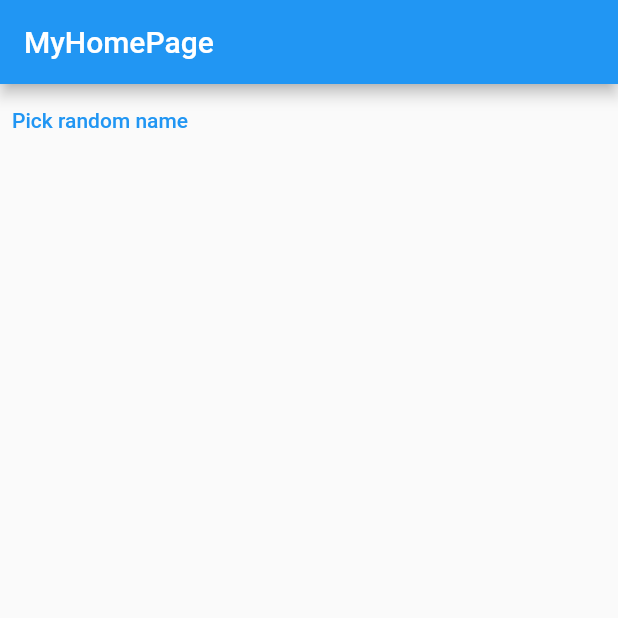
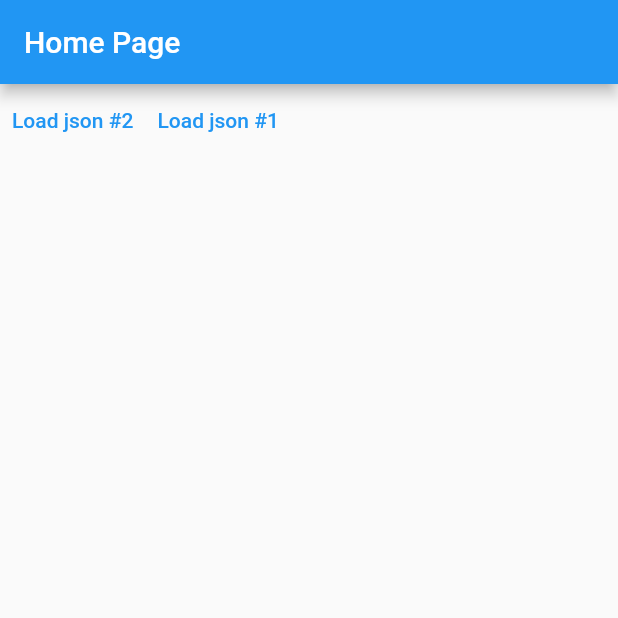
Before and after one commit to vishalkk/flutter_bloc_practice, a Flutter app: the screen it shows after launch, on a phone screen of 412 x 824 dp, the top half of it. Run offline on Flutter 3.47's test engine with Material 2 defaults, Android fonts, the light colour scheme and no system bars; our stand-ins replace bloc, flutter_bloc.

Commit message:
sample bloc example complete

```diff
--- a/lib/main.dart
+++ b/lib/main.dart
@@ -1,85 +1,176 @@
+import 'dart:convert';
+import 'dart:io';
+
+import 'package:bloc/bloc.dart';
 import 'package:flutter/material.dart';
-import 'package:bloc/bloc.dart';
-import 'dart:math' as math show Random;
+import 'package:flutter_bloc/flutter_bloc.dart';
 
 void main() {
   runApp(MaterialApp(
     title: "Flutter demo",
     theme: ThemeData(primarySwatch: Colors.blue),
-    home: const MyHomePage(),
+    home: BlocProvider(create: (_) => PersonBloc(), child: const MyHomePage()),
   ));
 }
 
-const names = ['Vishal', 'Krishna', 'Kajale'];
-
-//get a random element from any iterable
-extension RandomElement<T> on Iterable<T> {
-  T getRandomElement() => elementAt(math.Random().nextInt(length));
+//Event class for bloc
+@immutable
+abstract class LoadAction {
+  const LoadAction();
 }
 
-//creating a cubit that get random name from list
-class NamesCubit extends Cubit<String?> {
-  NamesCubit() : super(null);
-
-//[emit] produce the state
-  void pickRandomName() => emit(names.getRandomElement());
+//first event
+@immutable
+class LoadPersonsAction implements LoadAction {
+  final PersonUrl url;
+  const LoadPersonsAction({required this.url}) : super();
 }
 
-class MyHomePage extends StatefulWidget {
-  const MyHomePage({Key? key}) : super(key: key);
+//defining url
+enum PersonUrl {
+  persons2,
+  persons1,
+}
+
+extension UrlString on PersonUrl {
+  String get urlString {
+    switch (this) {
+      case PersonUrl.persons1:
+        return 'http://192.168.240.191:5500/api/persons1.json';
+      case PersonUrl.persons2:
+        return 'http://192.168.240.191:5500/api/persons2.json';
+    }
+  }
+}
+
+//model class person
+
+@immutable
+class Person {
+  final String name;
+  final int age;
+
+  const Person({required this.name, required this.age});
+
+  Person.fromJson(Map<String, dynamic> json)
+      : name = json['name'] as String,
+        age = json['age'] as int;
+}
+
+//equivalent to Http Get Request
+Future<Iterable<Person>> getPerson(String url) => HttpClient()
+    .getUrl(Uri.parse(url)) //http get request
+    .then((req) => req.close()) //close get request
+    .then((resp) =>
+        resp.transform(utf8.decoder).join()) //convert response to string
+    .then((str) =>
+        json.decode(str) as List<dynamic>) //convert json string to List
+    .then(
+        (list) => list.map((e) => Person.fromJson(e))); // map element to person
+
+// state for  bloc
+@immutable
+class FetchResult {
+  final Iterable<Person> persons;
+  final bool isRetrivedFromCache;
+  const FetchResult({
+    required this.persons,
+    required this.isRetrivedFromCache,
+  });
 
   @override
-  State<MyHomePage> createState() => _MyHomePageState();
+  String toString() =>
+      'FetchResult (isRetrivedFromCache = $isRetrivedFromCache, persons = $persons)';
 }
 
-class _MyHomePageState extends State<MyHomePage> {
-  late final NamesCubit cubit;
+//Person Bloc
 
-  @override
-  void initState() {
-    super.initState();
-    cubit = NamesCubit();
+class PersonBloc extends Bloc<LoadAction, FetchResult?> {
+  final Map<PersonUrl, Iterable<Person>> _cache =
+      {}; //for cachng the url response
+  //handle the LoadPersonsAction in the constructor
+  PersonBloc() : super(null) {
+    on<LoadPersonsAction>(((event, emit) async {
+      final url = event.url;
+      if (_cache.containsKey(url)) {
+        //we have the value in the cache
+        final cachedPersons = _cache[url]!;
+        final result = FetchResult(
+          persons: cachedPersons,
+          isRetrivedFromCache: true,
+        );
+        emit(result);
+      } else {
+        final persons = await getPerson(url.urlString);
+        _cache[url] = persons;
+
+        final result =
+            FetchResult(persons: persons, isRetrivedFromCache: false);
+
+        emit(result);
+      }
+    }));
   }
+}
 
-  @override
-  void dispose() {
-    cubit.close();
-    super.dispose();
-  }
+//give null for out of bound index
+extension Subscript<T> on Iterable<T> {
+  T? operator [](int index) => length > index ? elementAt(index) : null;
+}
+
+class MyHomePage extends StatelessWidget {
+  const MyHomePage({Key? key}) : super(key: key);
 
   @override
   Widget build(BuildContext context) {
     return Scaffold(
       appBar: AppBar(
-        title: const Text("MyHomePage"),
+        title: const Text("Home Page"),
       ),
-      body: StreamBuilder<String?>(
-        stream: cubit.stream,
-        builder: (context, snapshot) {
-          final button = TextButton(
-            child: const Text(
-              "Pick random name",
-            ),
-            onPressed: () => cubit.pickRandomName(),
-          );
-          switch (snapshot.connectionState) {
-            case ConnectionState.none:
-              return button;
-
-            case ConnectionState.waiting:
-              return button;
-
-            case ConnectionState.active:
-              return Column(
-                children: [
-                  Text(snapshot.data ?? " "),
-                  button,
-                ],
-              );
-            case ConnectionState.done:
-              return const SizedBox();
-          }
-        },
+      body: Column(
+        children: [
+          Row(
+            children: [
+              TextButton(
+                  onPressed: () {
+                    //access the content of  bloc using context.read
+                    context.read<PersonBloc>().add(
+                          const LoadPersonsAction(
+                            url: PersonUrl.persons1,
+                          ),
+                        );
+                  },
+                  child: const Text("Load json #2")),
+              TextButton(
+                  onPressed: () {
+                    context.read<PersonBloc>().add(
+                          const LoadPersonsAction(
+                            url: PersonUrl.persons2,
+                          ),
+                        );
+                  },
+                  child: const Text("Load json #1")),
+            ],
+          ),
+          BlocBuilder<PersonBloc, FetchResult?>(
+              buildWhen: (previousResult, currentReslt) {
+            return previousResult?.persons != currentReslt?.persons;
+          }, builder: ((context, state) {
+            final persons = state?.persons;
+            if (persons == null) {
+              return SizedBox();
+            }
+            return Expanded(
+                child: ListView.builder(
+                    itemCount: persons.length,
+                    itemBuilder: (context, index) {
+                      final person = persons[index]!;
+                      return ListTile(
+                        title: Text(person.name),
+                      );
+                    }));
+          })),
+        ],
       ),
     );
   }
```
Also changed, not shown: api/persons1.json (added, +14 -0 lines), api/persons2.json (added, +14 -0 lines).
